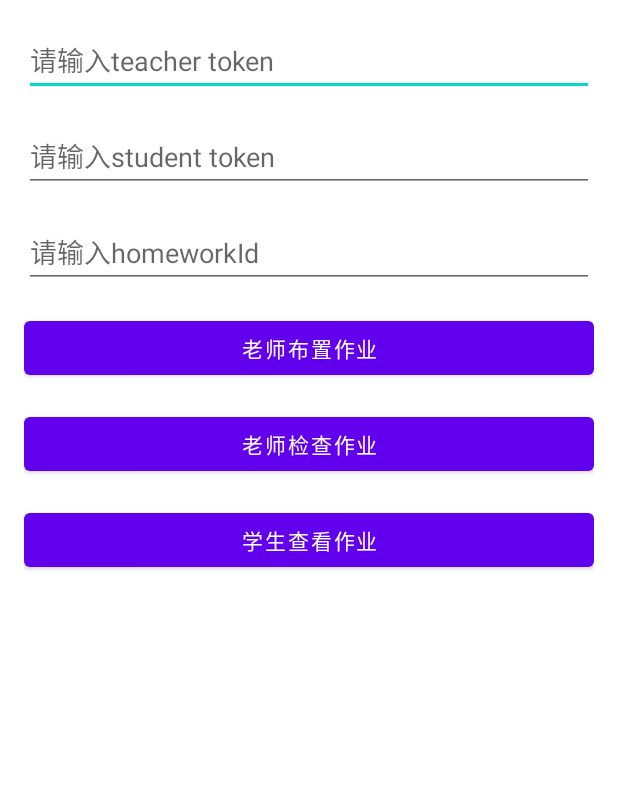
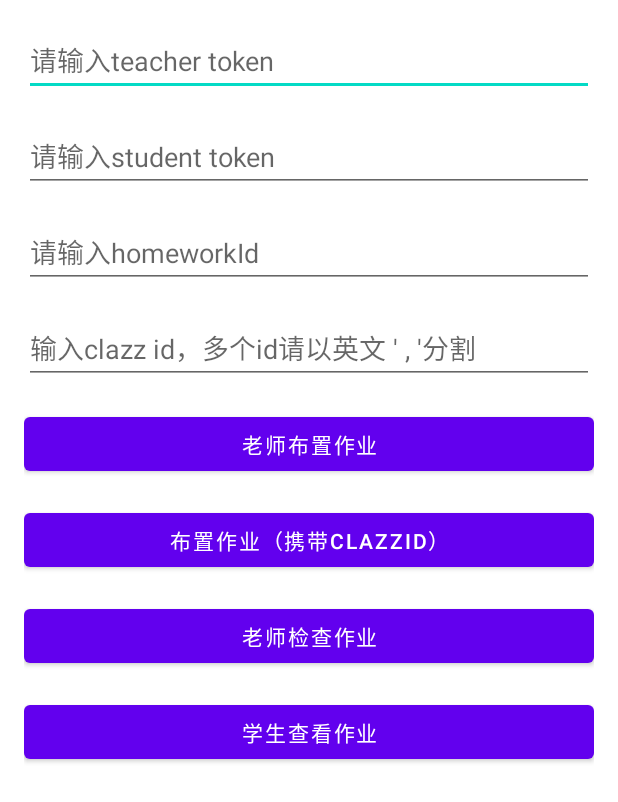
Before and after one commit to alo7/alo7-homework-sdk-android-demo, an Android app: the layout activity_main.xml on its own in the app's theme, with its tools: preview values and no code run, on a phone screen of 412 x 824 dp. Shown: the top 802 px of the screen. Run offline under Robolectric (Android 15) with nearby library versions, the phone set to English and light mode, and no system bars.

Commit message:
update sdk version to 0.2.0,update sample.

```diff
--- a/app/build.gradle
+++ b/app/build.gradle
@@ -46,5 +46,5 @@ dependencies {
     implementation 'com.github.tbruyelle:rxpermissions:0.11'
     implementation 'com.trello.rxlifecycle3:rxlifecycle-components:3.1.0'
     implementation 'com.airbnb.android:lottie:3.4.1'
-    implementation 'com.alo7.android:homeworksdk:0.1.0-SNAPSHOT'
+    implementation 'com.alo7.android:homeworksdk:0.2.0-SNAPSHOT'
 }
--- a/app/src/main/res/layout/activity_main.xml
+++ b/app/src/main/res/layout/activity_main.xml
@@ -31,6 +31,14 @@
             android:layout_marginTop="16dp"
             android:hint="请输入homeworkId" />
 
+
+        <EditText
+            android:id="@+id/et_clazz_id"
+            android:layout_width="match_parent"
+            android:layout_height="wrap_content"
+            android:layout_marginTop="16dp"
+            android:hint="输入clazz id，多个id请以英文 ' , '分割" />
+
         <Button
             android:id="@+id/btn_assign_homework"
             android:layout_width="match_parent"
@@ -38,6 +46,14 @@
             android:layout_marginTop="16dp"
             android:onClick="assignHomework"
             android:text="@string/assign_homework" />
+
+        <Button
+            android:id="@+id/btn_assign_with_clazz_id"
+            android:layout_width="match_parent"
+            android:layout_height="wrap_content"
+            android:layout_marginTop="16dp"
+            android:onClick="assignHomeworkWithClazzId"
+            android:text="@string/assign_homework_with_clazz_id" />
 
         <Button
             android:id="@+id/btn_check_homework"
--- a/app/src/main/res/values/strings.xml
+++ b/app/src/main/res/values/strings.xml
@@ -3,4 +3,5 @@
     <string name="assign_homework">老师布置作业</string>
     <string name="check_homework">老师检查作业</string>
     <string name="do_homework">学生查看作业</string>
+    <string name="assign_homework_with_clazz_id">布置作业（携带clazzId）</string>
 </resources>
--- a/build.gradle
+++ b/build.gradle
@@ -22,7 +22,7 @@ allprojects {
             url "https://maven.pkg.github.com/alo7/android-homework-sdk"
             credentials {
                 username = "homework-sdk-user"
-                password = "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"
+                password = "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"
             }
         }
 
```
Also changed, not shown: app/src/main/java/com/alo7/android/homeworksdk/MainActivity.java (+30 -3 lines), 1 other file.
